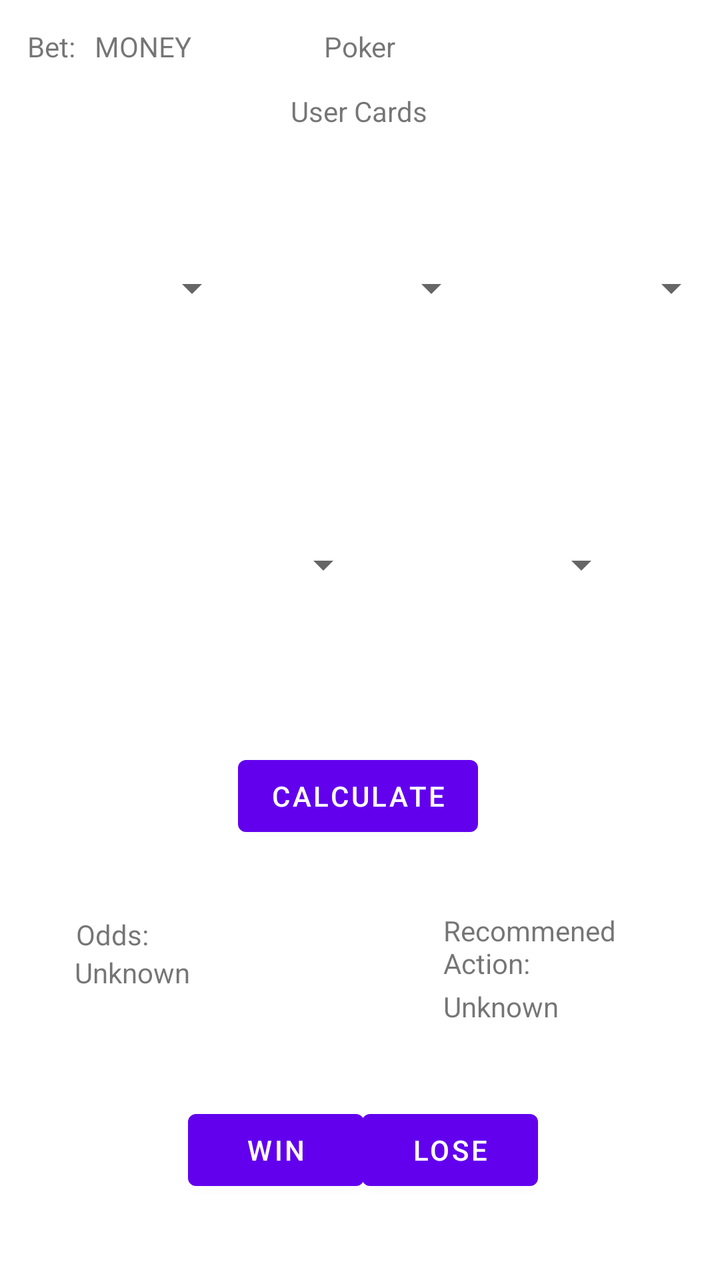
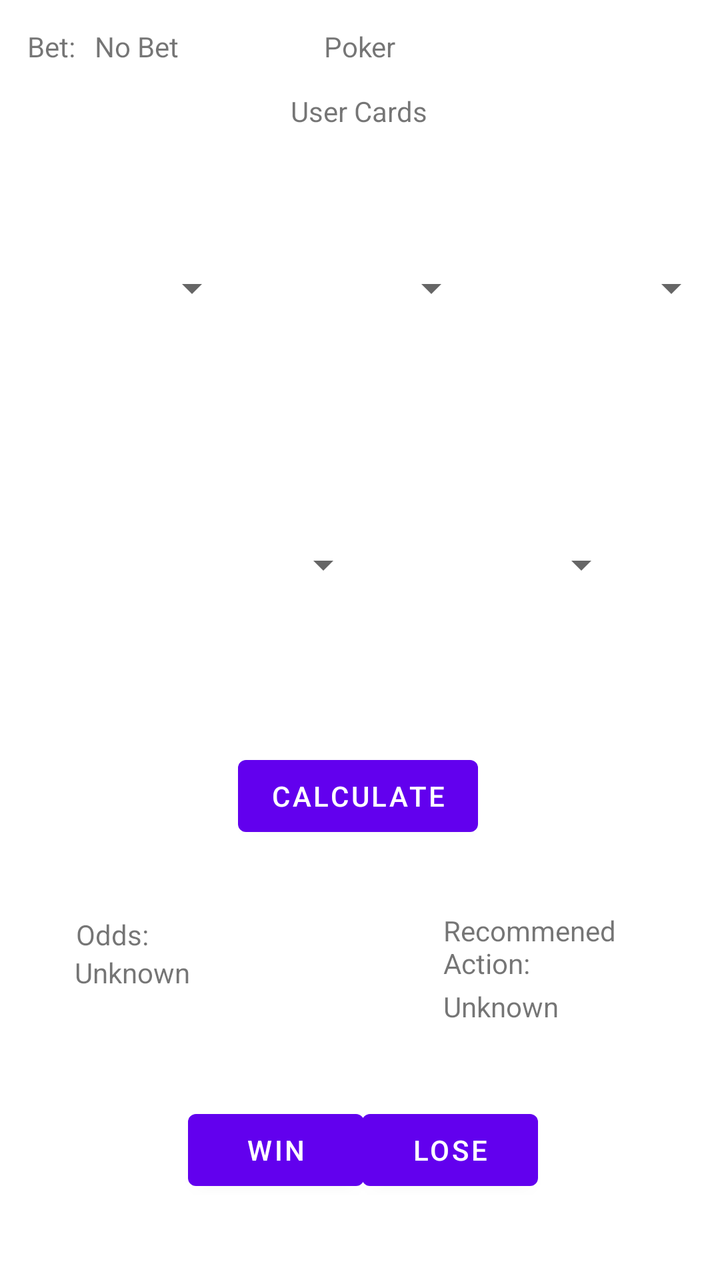

Screens rendered from an Android XML layout before and after an edit, with the pre-edit source and the edit as a unified diff.
<!-- AndroidManifest.xml: application theme Theme.GamblingBadger -->
<!-- res/layout/fragment_poker.xml -->
<?xml version="1.0" encoding="utf-8"?>
<androidx.constraintlayout.widget.ConstraintLayout xmlns:android="http://schemas.android.com/apk/res/android"
    xmlns:app="http://schemas.android.com/apk/res-auto"
    xmlns:tools="http://schemas.android.com/tools"
    android:layout_width="match_parent"
    android:layout_height="match_parent"
    tools:context=".gamesession.poker.PokerFragment" >

    <TextView
        android:id="@+id/RecommendedAction_Label"
        android:layout_width="99dp"
        android:layout_height="38dp"
        android:text="Recommened Action:"
        app:layout_constraintBottom_toBottomOf="parent"
        app:layout_constraintEnd_toEndOf="parent"
        app:layout_constraintHorizontal_bias="0.849"
        app:layout_constraintStart_toStartOf="parent"
        app:layout_constraintTop_toTopOf="parent"
        app:layout_constraintVertical_bias="0.757" />

    <TextView
        android:id="@+id/recommendedAction_textview"
        android:layout_width="99dp"
        android:layout_height="38dp"
        android:text="Unknown"
        app:layout_constraintBottom_toBottomOf="parent"
        app:layout_constraintEnd_toEndOf="parent"
        app:layout_constraintHorizontal_bias="0.849"
        app:layout_constraintStart_toStartOf="parent"
        app:layout_constraintTop_toBottomOf="@+id/RecommendedAction_Label"
        app:layout_constraintVertical_bias="0.0" />

    <Spinner
        android:id="@+id/poker_spinner_dealerCard5"
        android:layout_width="120dp"
        android:layout_height="150dp"
        android:contentDescription="@string/temporary"
        android:dropDownWidth="100dp"
        app:layout_constraintBottom_toBottomOf="parent"
        app:layout_constraintEnd_toEndOf="parent"
        app:layout_constraintHorizontal_bias="0.164"
        app:layout_constraintStart_toEndOf="@+id/poker_spinner_dealerCard4"
        app:layout_constraintTop_toTopOf="parent"
        app:layout_constraintVertical_bias="0.423" />

    <Spinner
        android:id="@+id/poker_spinner_dealerCard4"
        android:layout_width="120dp"
        android:layout_height="150dp"
        android:contentDescription="@string/temporary"
        android:dropDownWidth="100dp"
        app:layout_constraintBottom_toBottomOf="parent"
        app:layout_constraintEnd_toEndOf="parent"
        app:layout_constraintHorizontal_bias="0.274"
        app:layout_constraintStart_toStartOf="parent"
        app:layout_constraintTop_toTopOf="parent"
        app:layout_constraintVertical_bias="0.423" />

    <Spinner
        android:id="@+id/poker_spinner_dealerCard3"
        android:layout_width="120dp"
        android:layout_height="150dp"
        android:contentDescription="@string/temporary"
        android:dropDownWidth="100dp"
        app:layout_constraintBottom_toBottomOf="parent"
        app:layout_constraintEnd_toEndOf="parent"
        app:layout_constraintHorizontal_bias="0.384"
        app:layout_constraintStart_toEndOf="@+id/poker_spinner_dealerCard2"
        app:layout_constraintTop_toTopOf="parent"
        app:layout_constraintVertical_bias="0.141" />

    <Spinner
        android:id="@+id/poker_spinner_dealerCard2"
        android:layout_width="120dp"
        android:layout_height="150dp"
        android:contentDescription="@string/temporary"
        android:dropDownWidth="100dp"
        app:layout_constraintBottom_toBottomOf="parent"
        app:layout_constraintEnd_toEndOf="parent"
        app:layout_constraintHorizontal_bias="0.498"
        app:layout_constraintStart_toStartOf="parent"
        app:layout_constraintTop_toTopOf="parent"
        app:layout_constraintVertical_bias="0.141" />

    <Spinner
        android:id="@+id/poker_spinner_dealerCard1"
        android:layout_width="120dp"
        android:layout_height="150dp"
        android:contentDescription="@string/temporary"
        android:dropDownWidth="100dp"
        app:layout_constraintBottom_toBottomOf="parent"
        app:layout_constraintEnd_toStartOf="@+id/poker_spinner_dealerCard2"
        app:layout_constraintHorizontal_bias="0.64"
        app:layout_constraintStart_toStartOf="parent"
        app:layout_constraintTop_toTopOf="parent"
        app:layout_constraintVertical_bias="0.141" />

    <TextView
        android:id="@+id/poker_Title"
        android:layout_width="wrap_content"
        android:layout_height="wrap_content"
        android:text="Poker"
        app:layout_constraintBottom_toBottomOf="parent"
        app:layout_constraintEnd_toEndOf="parent"
        app:layout_constraintStart_toStartOf="parent"
        app:layout_constraintTop_toTopOf="parent"
        app:layout_constraintVertical_bias="0.022" />

    <TextView
        android:id="@+id/UserHand_Label"
        android:layout_width="wrap_content"
        android:layout_height="wrap_content"
        android:text="User Cards"
        app:layout_constraintBottom_toBottomOf="parent"
        app:layout_constraintEnd_toEndOf="parent"
        app:layout_constraintHorizontal_bias="0.498"
        app:layout_constraintStart_toStartOf="parent"
        app:layout_constraintTop_toTopOf="parent"
        app:layout_constraintVertical_bias="0.074" />

    <TextView
        android:id="@+id/Bet_Label"
        android:layout_width="wrap_content"
        android:layout_height="wrap_content"
        android:text="Bet:"
        app:layout_constraintBottom_toBottomOf="parent"
        app:layout_constraintEnd_toEndOf="parent"
        app:layout_constraintHorizontal_bias="0.041"
        app:layout_constraintStart_toStartOf="parent"
        app:layout_constraintTop_toTopOf="parent"
        app:layout_constraintVertical_bias="0.022" />

    <Button
        android:id="@+id/Calculate_button_poker"
        android:layout_width="wrap_content"
        android:layout_height="wrap_content"
        android:text="Calculate"
        app:layout_constraintBottom_toBottomOf="parent"
        app:layout_constraintEnd_toEndOf="parent"
        app:layout_constraintHorizontal_bias="0.496"
        app:layout_constraintStart_toStartOf="parent"
        app:layout_constraintTop_toTopOf="parent"
        app:layout_constraintVertical_bias="0.632" />

    <TextView
        android:id="@+id/Bet_textview_Poker"
        android:layout_width="wrap_content"
        android:layout_height="wrap_content"
        android:text="MONEY"
        app:layout_constraintBottom_toBottomOf="parent"
        app:layout_constraintEnd_toEndOf="parent"
        app:layout_constraintHorizontal_bias="0.035"
        app:layout_constraintStart_toEndOf="@+id/Bet_Label"
        app:layout_constraintTop_toTopOf="parent"
        app:layout_constraintVertical_bias="0.022" />

    <Button
        android:id="@+id/Win_button_poker"
        android:layout_width="wrap_content"
        android:layout_height="wrap_content"
        android:text="Win"
        app:layout_constraintBottom_toBottomOf="parent"
        app:layout_constraintEnd_toEndOf="parent"
        app:layout_constraintHorizontal_bias="0.346"
        app:layout_constraintStart_toStartOf="parent"
        app:layout_constraintTop_toTopOf="parent"
        app:layout_constraintVertical_bias="0.931" />

    <Button
        android:id="@+id/Lose_button_poker"
        android:layout_width="wrap_content"
        android:layout_height="wrap_content"
        android:text="Lose"
        app:layout_constraintBottom_toBottomOf="parent"
        app:layout_constraintEnd_toEndOf="parent"
        app:layout_constraintHorizontal_bias="0.665"
        app:layout_constraintStart_toStartOf="parent"
        app:layout_constraintTop_toTopOf="parent"
        app:layout_constraintVertical_bias="0.931" />

    <TextView
        android:id="@+id/Odds_Label"
        android:layout_width="wrap_content"
        android:layout_height="wrap_content"
        android:text="Odds:"
        app:layout_constraintBottom_toBottomOf="parent"
        app:layout_constraintEnd_toEndOf="parent"
        app:layout_constraintHorizontal_bias="0.117"
        app:layout_constraintStart_toStartOf="parent"
        app:layout_constraintTop_toTopOf="parent"
        app:layout_constraintVertical_bias="0.737" />

    <TextView
        android:id="@+id/Odds_textview"
        android:layout_width="wrap_content"
        android:layout_height="wrap_content"
        android:text="Unknown"
        app:layout_constraintBottom_toBottomOf="parent"
        app:layout_constraintEnd_toEndOf="parent"
        app:layout_constraintHorizontal_bias="0.124"
        app:layout_constraintStart_toStartOf="parent"
        app:layout_constraintTop_toBottomOf="@+id/Odds_Label"
        app:layout_constraintVertical_bias="0.0" />

</androidx.constraintlayout.widget.ConstraintLayout>
<!-- resources referenced by this layout -->
<resources>
  <string name="temporary">TEMP</string>
  <style name="Theme.GamblingBadger" parent="Theme.MaterialComponents.DayNight.DarkActionBar">
          
          <item name="colorPrimary">@color/purple_500</item>
          <item name="colorPrimaryVariant">@color/purple_700</item>
          <item name="colorOnPrimary">@color/white</item>
          
          <item name="colorSecondary">@color/teal_200</item>
          <item name="colorSecondaryVariant">@color/teal_700</item>
          <item name="colorOnSecondary">@color/black</item>
          
          <item name="android:statusBarColor" tools:targetApi="l">?attr/colorPrimaryVariant</item>
          
      </style>
  <color name="purple_500">#FF6200EE</color>
  <color name="purple_700">#FF3700B3</color>
  <color name="white">#FFFFFFFF</color>
  <color name="teal_200">#FF03DAC5</color>
  <color name="teal_700">#FF018786</color>
  <color name="black">#FF000000</color>
</resources>

<!-- the commit's change to res/layout/fragment_poker.xml (unified diff, before → after) -->
@@ -146,7 +146,7 @@
         android:id="@+id/Bet_textview_Poker"
         android:layout_width="wrap_content"
         android:layout_height="wrap_content"
-        android:text="MONEY"
+        android:text="No Bet"
         app:layout_constraintBottom_toBottomOf="parent"
         app:layout_constraintEnd_toEndOf="parent"
         app:layout_constraintHorizontal_bias="0.035"
